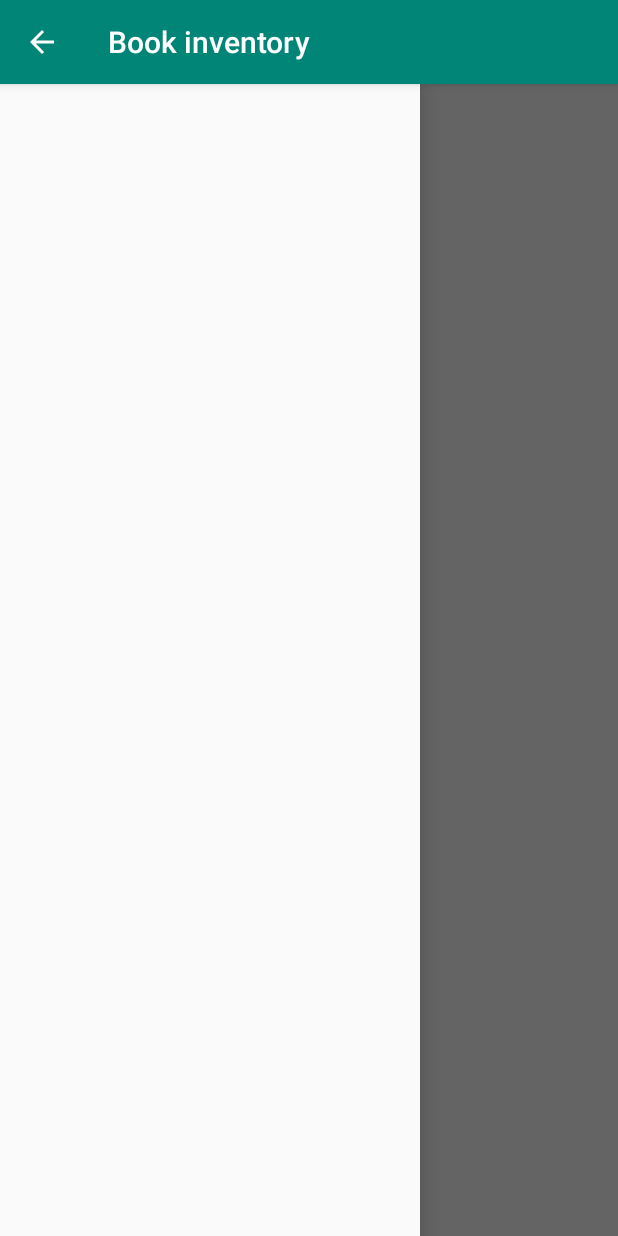
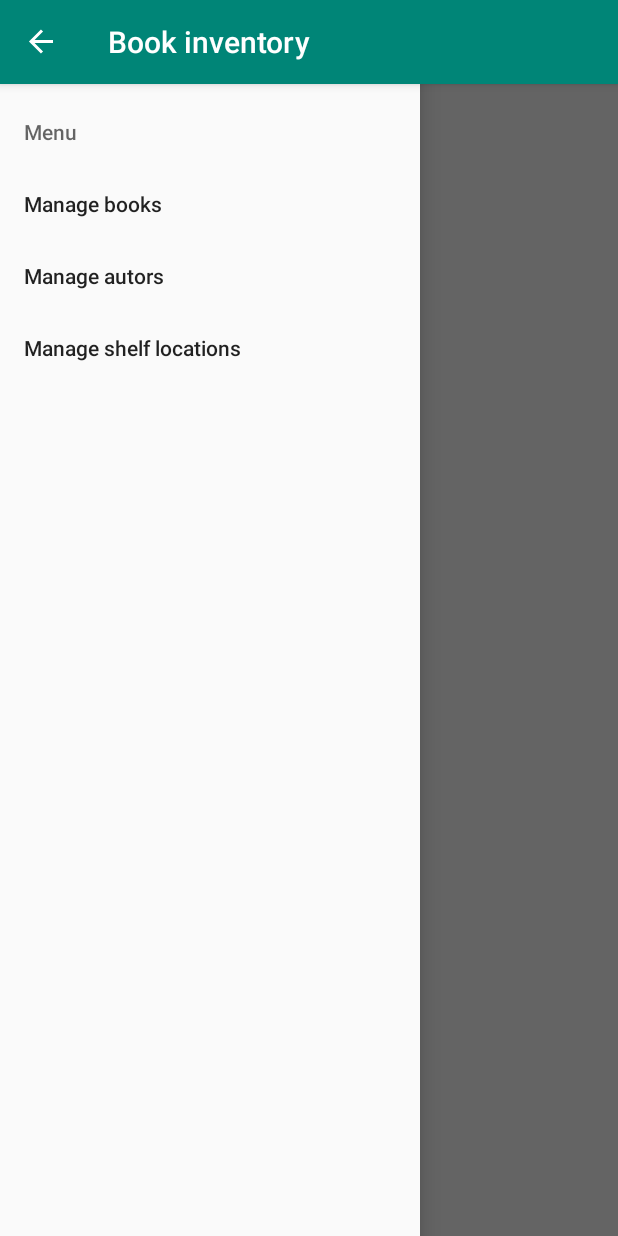
Before and after one commit to NBovier/BookInventory, an Android app: the screen it shows after launch (MainActivity), with the side drawer open, on a phone screen of 412 x 824 dp. Run offline under Robolectric (Android 15) with nearby library versions, the phone set to English and light mode, and no system bars.

Commit message:
Test menuhide
Ajout modification à certains layouts

```diff
--- a/app/src/main/AndroidManifest.xml
+++ b/app/src/main/AndroidManifest.xml
@@ -11,19 +11,23 @@
         android:supportsRtl="true"
         android:theme="@style/AppTheme"
         tools:ignore="AllowBackup,GoogleAppIndexingWarning">
+
         <!-- Details ! -->
         <activity
             android:name=".ui.main.book_details"
             android:label="@string/title_activity_books_details" />
+
         <!-- Add ! -->
         <activity
             android:name=".ui.main.book_add"
             android:label="@string/title_activity_books_add" />
+
         <!-- Search books ! -->
         <activity
             android:name=".ui.main.books_search"
             android:label="@string/title_activity_books_search"
             android:theme="@style/AppTheme.NoActionBar" />
+
         <!-- Main ! -->
         <activity android:name=".ui.main.MainActivity">
             <intent-filter>
--- a/app/src/main/java/com/example/nathan_almin_bookinventory/ui/main/MainActivity.java
+++ b/app/src/main/java/com/example/nathan_almin_bookinventory/ui/main/MainActivity.java
@@ -1,6 +1,7 @@
 package com.example.nathan_almin_bookinventory.ui.main;
 
 import android.content.Intent;
+import android.content.res.Configuration;
 import android.os.Bundle;
 import android.view.MenuItem;
 import android.view.View;
@@ -12,8 +13,6 @@ import androidx.drawerlayout.widget.DrawerLayout;
 
 import com.example.nathan_almin_bookinventory.R;
 import com.google.android.material.navigation.NavigationView;
-
-import android.support.design.widget.NavigationView;
 
 public class MainActivity extends AppCompatActivity {
 
@@ -30,7 +29,7 @@ public class MainActivity extends AppCompatActivity {
         slider = findViewById(R.id.silder);
 
         //instance of navication drawer
-        toggle = new ActionBarDrawerToggle(this, drawerLayout, "Open", "Close");
+        toggle = new ActionBarDrawerToggle(this, drawerLayout, R.string.navigation_drawer_open, R.string.navigation_drawer_close);
         drawerLayout.addDrawerListener(toggle);
         toggle.syncState();
         getSupportActionBar().setDisplayHomeAsUpEnabled(true);
@@ -56,6 +55,25 @@ public class MainActivity extends AppCompatActivity {
                         return onOptionsItemSelected(item);
                     }
                 });
+    }
+
+    @Override
+    public boolean onOptionsItemSelected(MenuItem item) {
+        return toggle != null && toggle.onOptionsItemSelected(item) || super.onOptionsItemSelected(item);
+    }
+
+    @Override
+    protected void onPostCreate(Bundle savedInstanceState) {
+        super.onPostCreate(savedInstanceState);
+        if (toggle != null)
+            toggle.syncState();
+    }
+
+    @Override
+    public void onConfigurationChanged(Configuration newConfig) {
+        super.onConfigurationChanged(newConfig);
+        if (toggle != null)
+            toggle.onConfigurationChanged(newConfig);
     }
 
     public void showBooks() {
--- a/app/src/main/res/layout/activity_main.xml
+++ b/app/src/main/res/layout/activity_main.xml
@@ -5,7 +5,10 @@
     android:layout_width="match_parent"
     android:layout_height="match_parent"
     tools:context=".ui.main.MainActivity"
+    android:fitsSystemWindows="true"
+    tools:openDrawer="start"
     android:id="@+id/drawer">
+
 
     <LinearLayout
         android:layout_width="match_parent"
@@ -51,11 +54,11 @@
     </LinearLayout>
 
 
-    <android.support.design.widget.NavigationView
+    <com.google.android.material.navigation.NavigationView
         android:id="@+id/silder"
         android:layout_width="wrap_content"
         android:layout_height="match_parent"
         android:layout_gravity="start"
-        app:menu="@menu/settings" />
+        app:menu="@menu/menuhide" />
 
 </androidx.drawerlayout.widget.DrawerLayout>
--- a/app/src/main/res/menu/menuhide.xml
+++ b/app/src/main/res/menu/menuhide.xml
@@ -1,9 +1,25 @@
 <?xml version="1.0" encoding="utf-8"?>
-<menu xmlns:android="http://schemas.android.com/apk/res/android"
-    xmlns:app="http://schemas.android.com/apk/res-auto">
+
+<menu
+
+    xmlns:android="http://schemas.android.com/apk/res/android">
+
+
     <item
-        android:id="@+id/action_settings"
-        android:orderInCategory="100"
-        android:title="@string/action_settings"
-        app:showAsAction="never" />
+        android:id="@+id/settings"
+        android:title="Menu">
+        <menu>
+            <item
+                android:id="@+id/nav_books"
+                android:title="Manage books" />
+            <item
+                android:id="@+id/nav_autors"
+                android:title="Manage autors" />
+            <item
+                android:id="@+id/nav_shelflocs"
+                android:title="Manage shelf locations" />
+        </menu>
+    </item>
+
+
 </menu>
```
Also changed, not shown: app/src/main/res/layout/activity_books_search.xml (+9 -0 lines), app/src/main/res/menu/activity_menuhide_drawer.xml (deleted, +0 -26 lines), app/src/main/res/layout/content_books_search.xml (indentation only).
